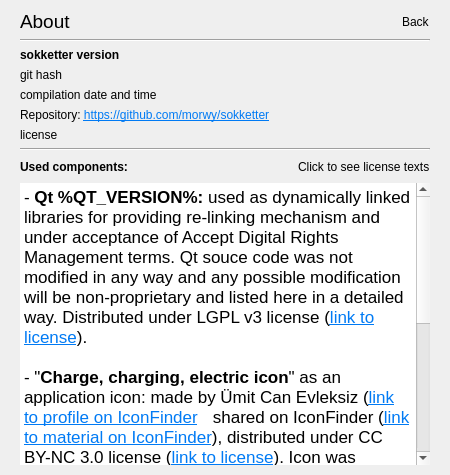
First picture: the form in sokketter-ui/sources/mainwindow.ui, repository morwy/sokketter, before the edit.
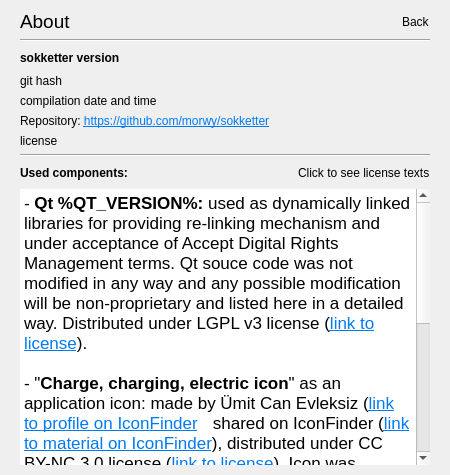
Second picture: the form after the edit. The open tabs and pages were chosen to show the change. Custom widgets are drawn as their Qt base class.

The edit to the form file:
```diff
--- a/sokketter-ui/sources/mainwindow.ui
+++ b/sokketter-ui/sources/mainwindow.ui
@@ -988,6 +988,12 @@
               </property>
               <item>
                <widget class="QLabel" name="about_version_label">
+                <property name="sizePolicy">
+                 <sizepolicy hsizetype="Preferred" vsizetype="Preferred">
+                  <horstretch>0</horstretch>
+                  <verstretch>0</verstretch>
+                 </sizepolicy>
+                </property>
                 <property name="font">
                  <font>
                   <bold>true</bold>
@@ -1017,6 +1023,19 @@
                 </property>
                </widget>
               </item>
+              <item>
+               <spacer name="horizontalSpacer_7">
+                <property name="orientation">
+                 <enum>Qt::Horizontal</enum>
+                </property>
+                <property name="sizeHint" stdset="0">
+                 <size>
+                  <width>40</width>
+                  <height>20</height>
+                 </size>
+                </property>
+               </spacer>
+              </item>
              </layout>
             </widget>
            </item>
```
